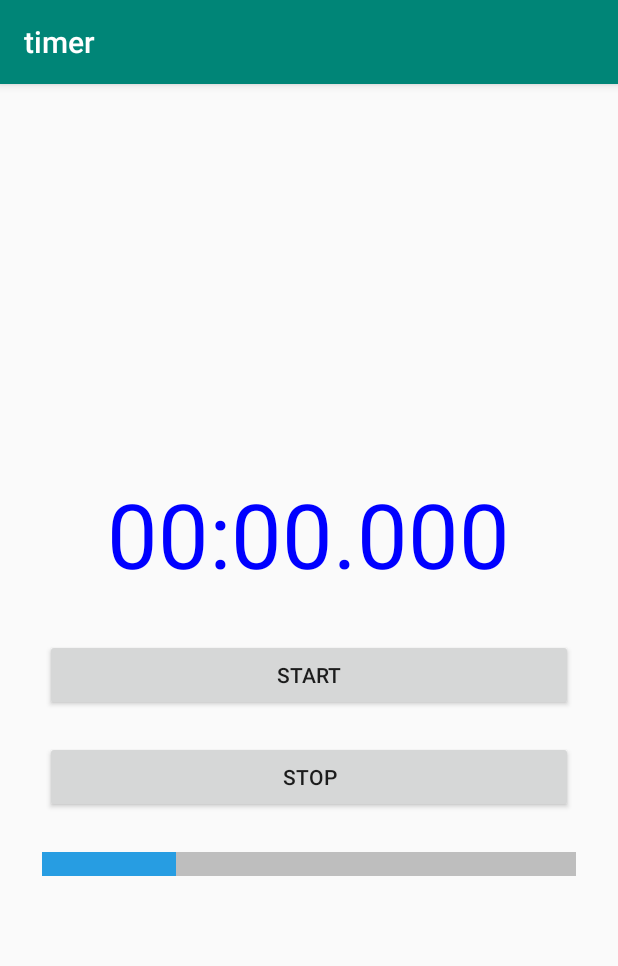
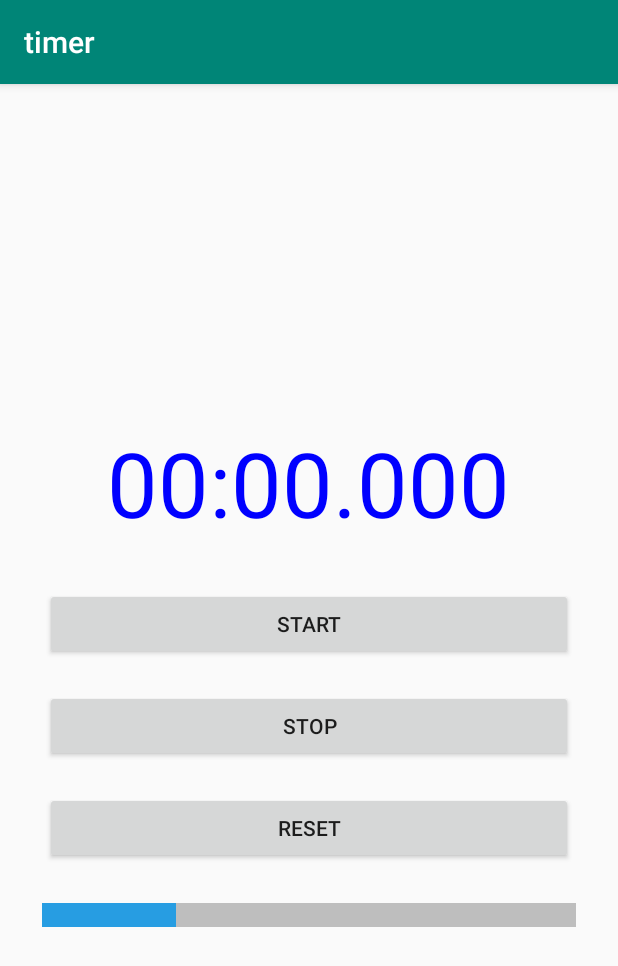
Before and after one commit to muraki111/Java_Android_TimerApp, an Android app: the screen it shows after launch (MainActivity), on a phone screen of 412 x 824 dp. Shown: the top 966 px of the screen. Run offline under Robolectric (Android 15) with nearby library versions, the phone set to English and light mode, and no system bars.

```diff
--- a/app/src/main/java/com/example/timer/MainActivity.java
+++ b/app/src/main/java/com/example/timer/MainActivity.java
@@ -31,7 +31,7 @@ public class MainActivity extends AppCompatActivity {
         long interval = 10;
 
         Button startButton = findViewById(R.id.start_button);
-        Button stopButton = findViewById(R.id.stop_button);
+        Button resetButton = findViewById(R.id.reset_button);
 
         timerText = findViewById(R.id.timer);
         timerText.setText(dataFormat.format(0));
@@ -48,7 +48,7 @@ public class MainActivity extends AppCompatActivity {
             }
         });
 
-        stopButton.setOnClickListener(new View.OnClickListener(){
+        resetButton.setOnClickListener(new View.OnClickListener(){
             @Override
             public void onClick(View v) {
                 // 中止
--- a/app/src/main/res/layout/activity_main.xml
+++ b/app/src/main/res/layout/activity_main.xml
@@ -29,6 +29,16 @@
         android:layout_margin="10dp"
         android:layout_width="match_parent"
         android:layout_height="wrap_content" />
+
+    <Button
+        android:text="@string/reset"
+        android:id="@+id/reset_button"
+        android:layout_margin="10dp"
+        android:layout_width="match_parent"
+        android:layout_height="wrap_content" />
+
+
+
     <ProgressBar
         android:id="@+id/Progress0"
         style="?android:attr/progressBarStyleHorizontal"
--- a/app/src/main/res/values/strings.xml
+++ b/app/src/main/res/values/strings.xml
@@ -1,5 +1,6 @@
 <resources>
     <string name="app_name">timer</string>
     <string name="start">Start</string>
-    <string name="stop">Stop</string>
+    <string name="stop">stop</string>
+    <string name="reset">reset</string>
 </resources>
```
